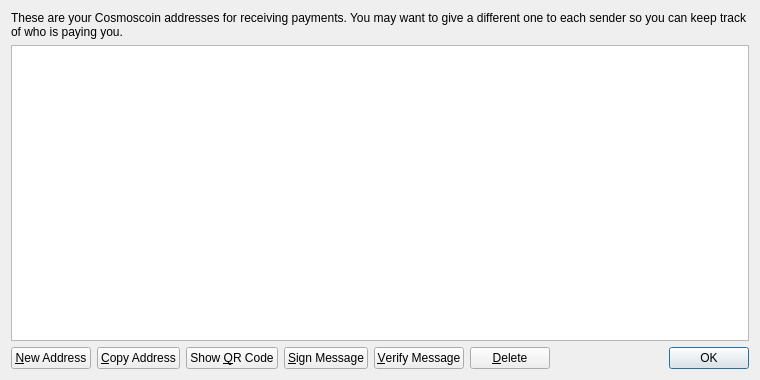
Before: the Qt Designer form src/qt/forms/addressbookpage.ui in cosmoscoin/cosmoscoin, drawn with Qt 5.
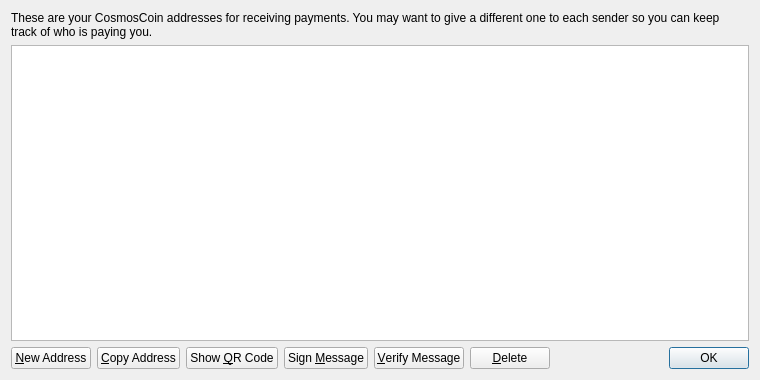
After: the same form once the commit is applied. Icons and pictures are not drawn.

```diff
--- a/src/qt/forms/addressbookpage.ui
+++ b/src/qt/forms/addressbookpage.ui
@@ -17,7 +17,7 @@
    <item>
     <widget class="QLabel" name="labelExplanation">
      <property name="text">
-      <string>These are your Cosmoscoin addresses for receiving payments. You may want to give a different one to each sender so you can keep track of who is paying you.</string>
+      <string>These are your CosmosCoin addresses for receiving payments. You may want to give a different one to each sender so you can keep track of who is paying you.</string>
      </property>
      <property name="textFormat">
       <enum>Qt::PlainText</enum>
@@ -102,7 +102,7 @@
         <string>Sign a message to prove you own a Cosmoscoin address</string>
        </property>
        <property name="text">
-        <string>&amp;Sign Message</string>
+        <string>Sign &amp;Message</string>
        </property>
        <property name="icon">
         <iconset resource="../cosmoscoin.qrc">
```
Left out of the diff: 6 changed lines with no effect on the pictures.
